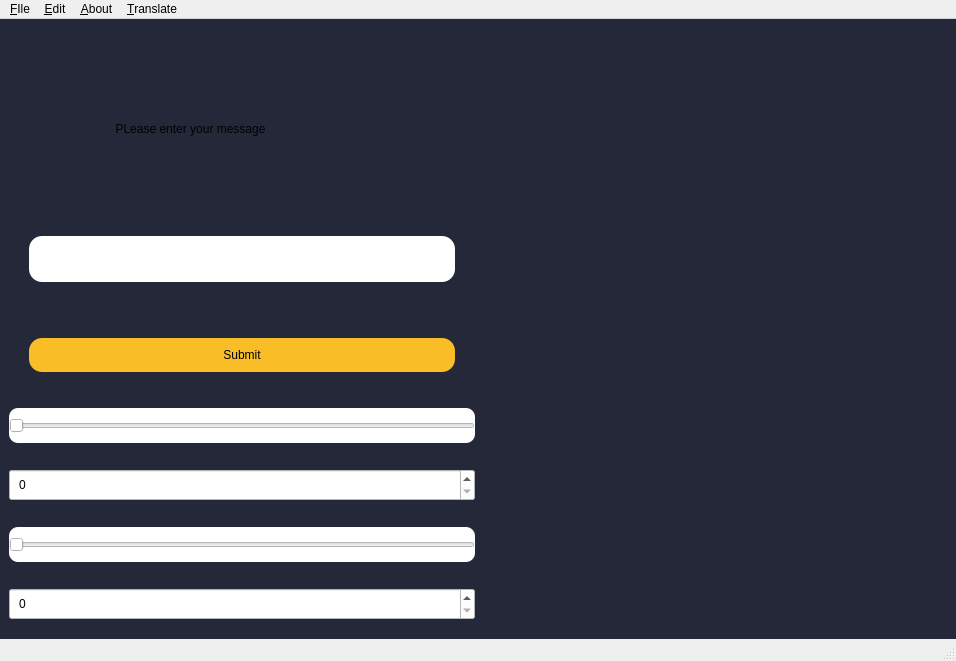
The window that mainwindow.ui (Ayoub-hafidi-alaoui/Qt-project) describes before a commit, drawn with Qt 5.
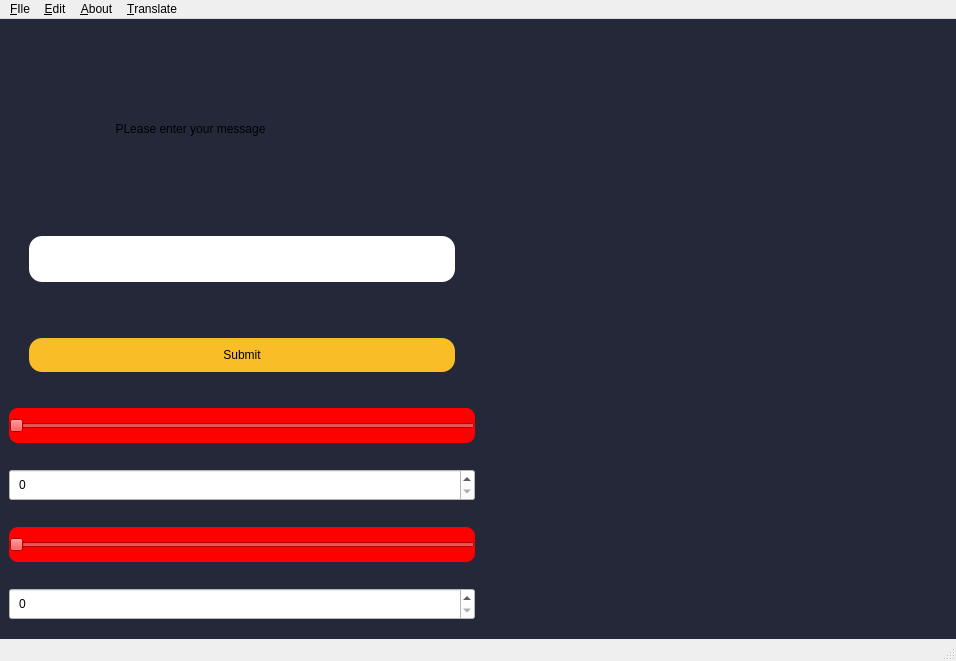
The same window after the commit. Custom widgets are drawn as their Qt base class.

The edit to the form file:
```diff
--- a/mainwindow.ui
+++ b/mainwindow.ui
@@ -109,6 +109,7 @@
 margin-top:10px;
 margin-bottom:10px;
 border-radius:9px;
+background-color:red;
 </string>
           </property>
           <property name="orientation">
@@ -135,6 +136,7 @@
 margin-top:10px;
 margin-bottom:10px;
 border-radius:9px;
+background-color:red;
 </string>
           </property>
           <property name="orientation">
```
